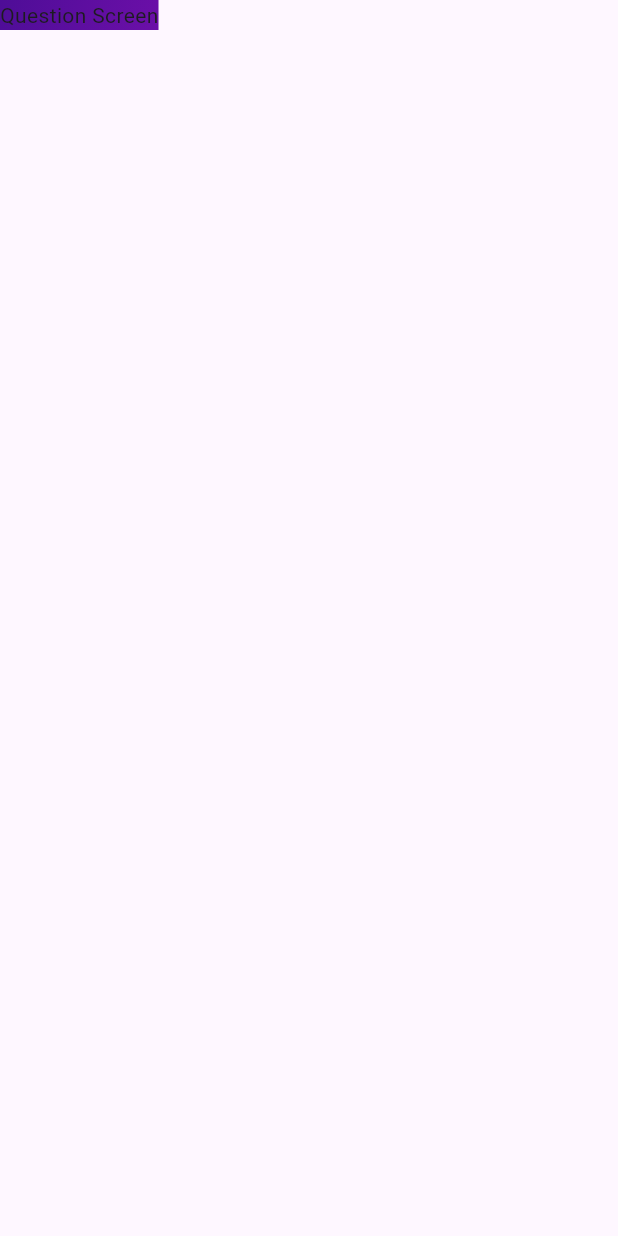
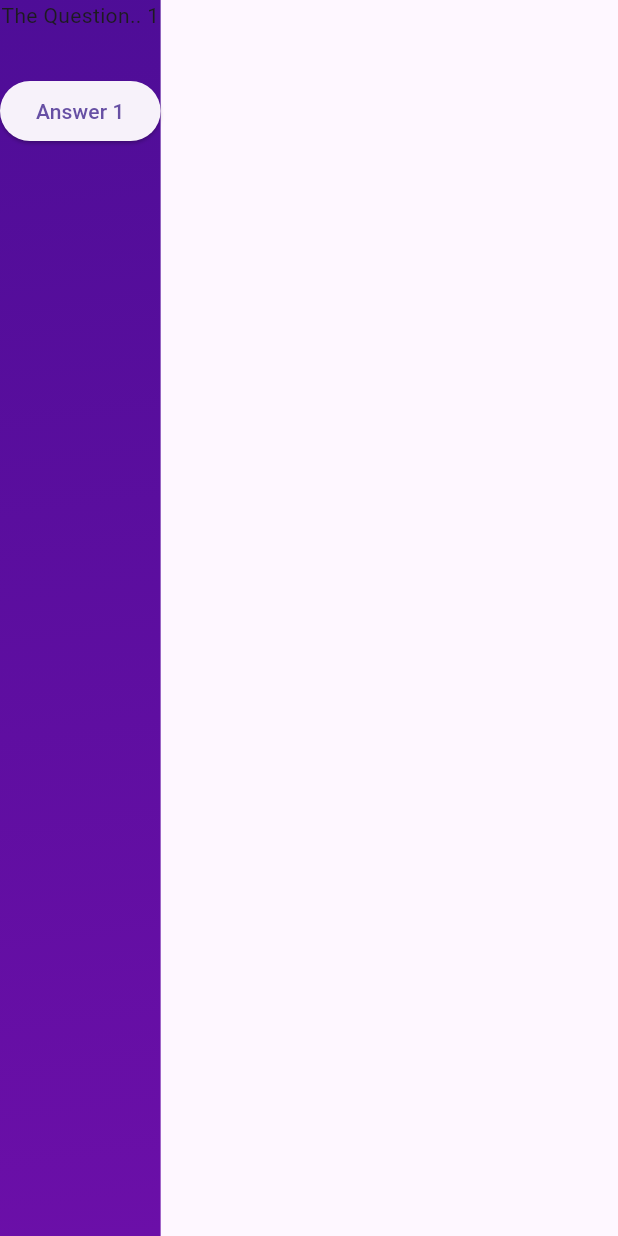
Before and after one commit to Refayatul/birthdy, a Flutter app: the screen it shows after launch, after a tap on "Start Quiz", on a phone screen of 412 x 824 dp. Run offline on Flutter 3.47's test engine with Material 3 defaults, Android fonts, the phone set to English and light mode, and no system bars.

Commit message:
initialized question screen demo

```diff
--- a/lib/question_screen.dart
+++ b/lib/question_screen.dart
@@ -10,6 +10,17 @@
 class _QuestionScreenState extends State<QuestionScreen> {
   @override
   Widget build(BuildContext context) {
-    return const Text('Question Screen');
+    return Column(
+      children: [
+        const Text('The Question.. 1'),
+        const SizedBox(
+          height: 30,
+        ),
+        ElevatedButton(
+          onPressed: () {},
+          child: const Text('Answer 1'),
+        ),
+      ],
+    );
   }
 }
```
